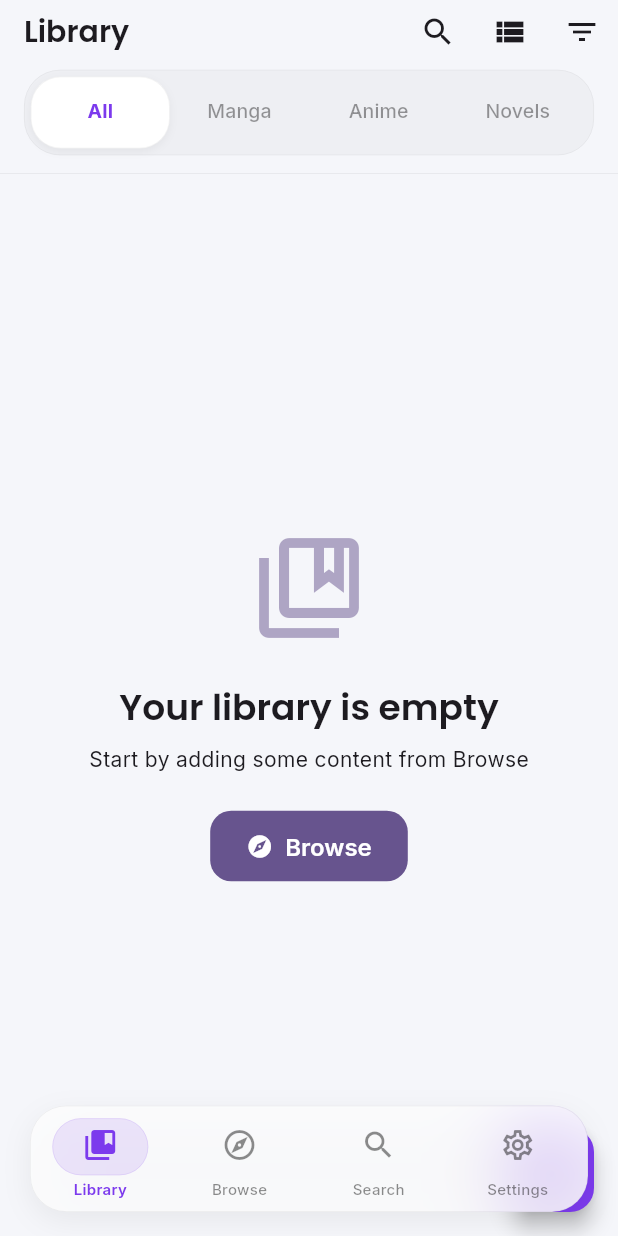
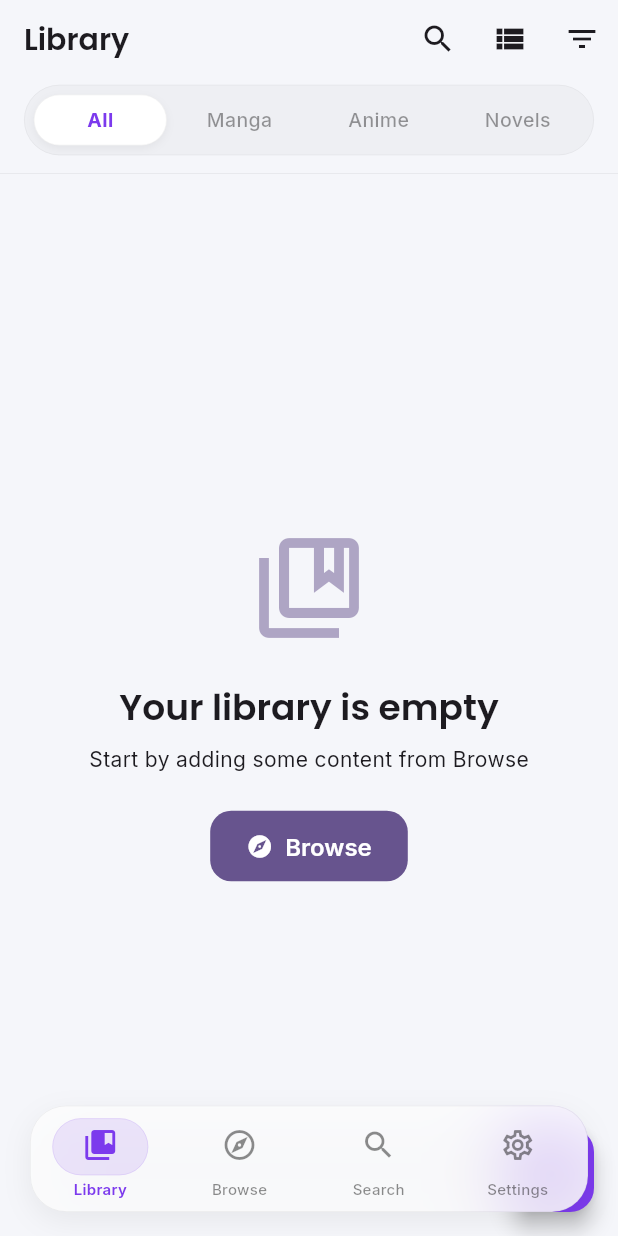
Before and after one commit to HUNTERZEN/aniwhere, a Flutter app: the screen it shows after launch, on a phone screen of 412 x 824 dp. Run offline on Flutter 3.47's test engine with Material 3 defaults, Android fonts, the phone set to English and light mode, and no system bars; drawn by our look-alikes of dynamic_color; our stand-ins replace cached_network_image, dio, file_picker, flutter_riverpod, go_router, google_fonts and 5 more; missing offline and left inert: flutter_js, flutter_web_auth_2, media_kit, media_kit_video; accounts and stored records are empty; generated files the repository leaves out were written again.

Commit message:
feat: add webview_flutter dependency and implement custom animated segmented controls for library and browse screens

```diff
--- a/lib/features/library/library_screen.dart
+++ b/lib/features/library/library_screen.dart
@@ -162,46 +162,12 @@ class _LibraryScreenState extends ConsumerState<LibraryScreen>
         ],
         bottom: PreferredSize(
           preferredSize: const Size.fromHeight(60),
-          child: Container(
-            margin: const EdgeInsets.only(left: 16, right: 16, bottom: 12, top: 4),
-            padding: const EdgeInsets.all(4),
-            decoration: BoxDecoration(
-              color: isDark ? Colors.white.withValues(alpha: 0.04) : Colors.black.withValues(alpha: 0.03),
-              borderRadius: BorderRadius.circular(24),
-              border: Border.all(
-                color: isDark ? Colors.white.withValues(alpha: 0.06) : Colors.black.withValues(alpha: 0.05),
-                width: 0.5,
-              ),
-            ),
-            child: TabBar(
-              controller: _tabController,
-              indicator: BoxDecoration(
-                color: isDark ? Colors.white.withValues(alpha: 0.12) : Colors.white,
-                borderRadius: BorderRadius.circular(20),
-                boxShadow: isDark
-                    ? []
-                    : [
-                        BoxShadow(
-                          color: Colors.black.withValues(alpha: 0.05),
-                          blurRadius: 4,
-                          offset: const Offset(0, 2),
-                        ),
-                      ],
-                border: Border.all(
-                  color: isDark
-                      ? Colors.white.withValues(alpha: 0.08)
-                      : Colors.black.withValues(alpha: 0.06),
-                  width: 0.5,
-                ),
-              ),
-              indicatorSize: TabBarIndicatorSize.tab,
-              dividerColor: Colors.transparent,
-              labelColor: isDark ? Colors.white : AppColors.primary,
-              unselectedLabelColor: isDark ? Colors.white.withValues(alpha: 0.5) : Colors.black.withValues(alpha: 0.4),
-              labelStyle: const TextStyle(fontWeight: FontWeight.bold, fontSize: 13),
-              unselectedLabelStyle: const TextStyle(fontWeight: FontWeight.w500, fontSize: 13),
-              tabs: _tabs.map((tab) => Tab(text: tab.label)).toList(),
-            ),
+          child: _LibrarySegmentedControl(
+            controller: _tabController,
+            labels: _tabs.map((tab) => tab.label).toList(),
+            onTap: (index) {
+              _tabController.animateTo(index);
+            },
           ),
         ),
       ),
@@ -1260,3 +1226,112 @@ class _EntryActionSheetState extends ConsumerState<_EntryActionSheet> {
     );
   }
 }
+
+/// Custom sliding segmented control for Library tabs with smooth active pill animation
+class _LibrarySegmentedControl extends StatelessWidget {
+  final TabController controller;
+  final List<String> labels;
+  final ValueChanged<int> onTap;
+
+  const _LibrarySegmentedControl({
+    required this.controller,
+    required this.labels,
+    required this.onTap,
+  });
+
+  @override
+  Widget build(BuildContext context) {
+    final isDark = Theme.of(context).brightness == Brightness.dark;
+
+    return Container(
+      margin: const EdgeInsets.only(left: 16, right: 16, bottom: 12, top: 4),
+      padding: const EdgeInsets.all(4),
+      decoration: BoxDecoration(
+        color: isDark ? Colors.white.withValues(alpha: 0.04) : Colors.black.withValues(alpha: 0.03),
+        borderRadius: BorderRadius.circular(24),
+        border: Border.all(
+          color: isDark ? Colors.white.withValues(alpha: 0.06) : Colors.black.withValues(alpha: 0.05),
+          width: 0.5,
+        ),
+      ),
+      child: LayoutBuilder(
+        builder: (context, constraints) {
+          final totalWidth = constraints.maxWidth;
+          final tabWidth = totalWidth / labels.length;
+
+          return AnimatedBuilder(
+            animation: controller.animation!,
+            builder: (context, child) {
+              final value = controller.animation?.value ?? controller.index.toDouble();
+
+              return Stack(
+                children: [
+                  // Sliding indicator pill
+                  Positioned(
+                    left: value * tabWidth,
+                    top: 0,
+                    bottom: 0,
+                    width: tabWidth,
+                    child: Container(
+                      margin: const EdgeInsets.all(2),
+                      decoration: BoxDecoration(
+                        color: isDark ? Colors.white.withValues(alpha: 0.12) : Colors.white,
+                        borderRadius: BorderRadius.circular(20),
+                        boxShadow: isDark
+                            ? []
+                            : [
+                                BoxShadow(
+                                  color: Colors.black.withValues(alpha: 0.05),
+                                  blurRadius: 4,
+                                  offset: const Offset(0, 2),
+                                ),
+                              ],
+                        border: Border.all(
+                          color: isDark
+                              ? Colors.white.withValues(alpha: 0.08)
+                              : Colors.black.withValues(alpha: 0.06),
+                          width: 0.5,
+                        ),
+                      ),
+                    ),
+                  ),
+                  // Tab labels row
+                  Row(
+                    children: List.generate(labels.length, (index) {
+                      final distance = (value - index).abs();
+                      final double t = (1.0 - distance).clamp(0.0, 1.0);
+                      final selectedColor = isDark ? Colors.white : AppColors.primary;
+                      final unselectedColor = isDark
+                          ? Colors.white.withValues(alpha: 0.5)
+                          : Colors.black.withValues(alpha: 0.4);
+                      final textColor = Color.lerp(unselectedColor, selectedColor, t)!;
+
+                      return Expanded(
+                        child: GestureDetector(
+                          onTap: () => onTap(index),
+                          behavior: HitTestBehavior.opaque,
+                          child: Container(
+                            height: 38,
+                            alignment: Alignment.center,
+                            child: Text(
+                              labels[index],
+                              style: TextStyle(
+                                color: textColor,
+                                fontWeight: t > 0.5 ? FontWeight.bold : FontWeight.w500,
+                                fontSize: 13,
+                              ),
+                            ),
+                          ),
+                        ),
+                      );
+                    }),
+                  ),
+                ],
+              );
+            },
+          );
+        },
+      ),
+    );
+  }
+}
--- a/pubspec.yaml
+++ b/pubspec.yaml
@@ -52,6 +52,7 @@ dependencies:
   html: ^0.15.6
   package_info_plus: ^8.1.2
   dynamic_color: ^1.8.1
+  webview_flutter: ^4.14.0
 
 dev_dependencies:
   flutter_test:
```
Also changed, not shown: lib/features/browse/browse_screen.dart (+129 -49 lines), 1 other file.
